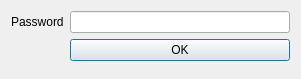
First picture: the form in credentialsdialog.ui, repository 607011/Qt-SESAM, before the edit.
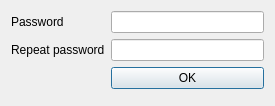
Second picture: the form after the edit.

Diff of the .ui file:
```diff
--- a/credentialsdialog.ui
+++ b/credentialsdialog.ui
@@ -6,8 +6,8 @@
    <rect>
     <x>0</x>
     <y>0</y>
-    <width>301</width>
-    <height>79</height>
+    <width>275</width>
+    <height>101</height>
    </rect>
   </property>
   <property name="focusPolicy">
@@ -39,13 +39,40 @@
        </property>
       </widget>
      </item>
-     <item row="1" column="1">
+     <item row="2" column="1">
       <widget class="QPushButton" name="okPushButton">
        <property name="text">
         <string>OK</string>
        </property>
       </widget>
      </item>
+     <item row="1" column="1">
+      <widget class="QLineEdit" name="repeatPasswordLineEdit">
+       <property name="echoMode">
+        <enum>QLineEdit::Password</enum>
+       </property>
+      </widget>
+     </item>
+     <item row="1" column="0">
+      <widget class="QLabel" name="repeatPasswordLabel">
+       <property name="text">
+        <string>Repeat password</string>
+       </property>
+      </widget>
+     </item>
+     <item row="3" column="1">
+      <spacer name="verticalSpacer">
+       <property name="orientation">
+        <enum>Qt::Vertical</enum>
+       </property>
+       <property name="sizeHint" stdset="0">
+        <size>
+         <width>20</width>
+         <height>40</height>
+        </size>
+       </property>
+      </spacer>
+     </item>
     </layout>
    </item>
   </layout>
```
